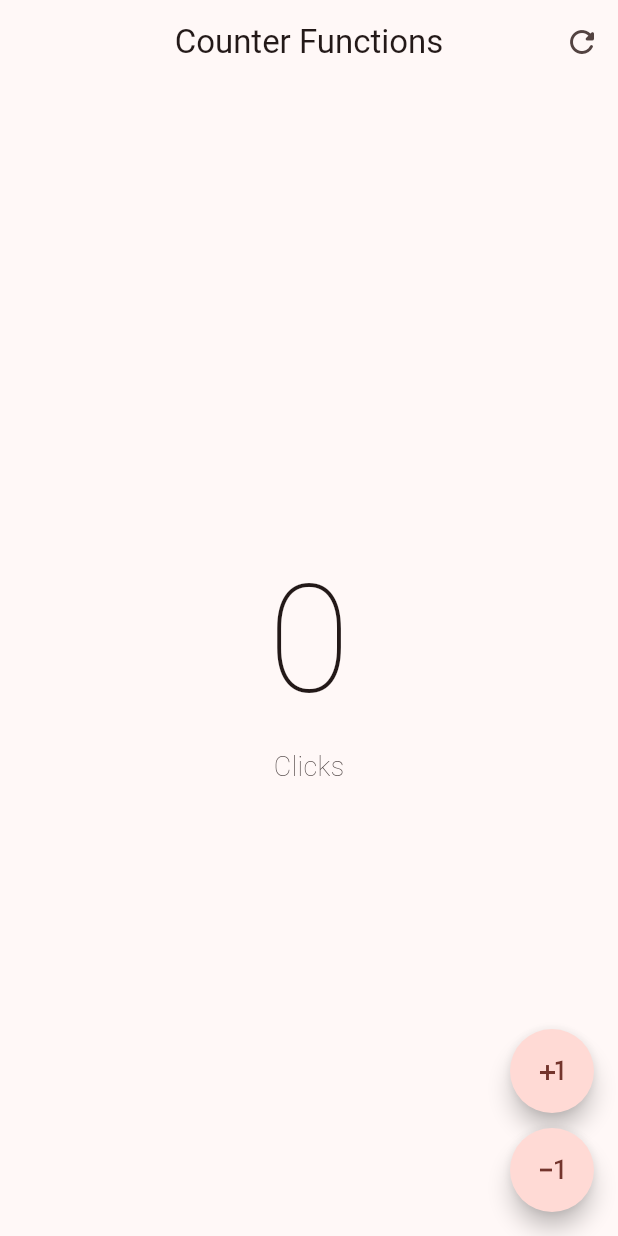
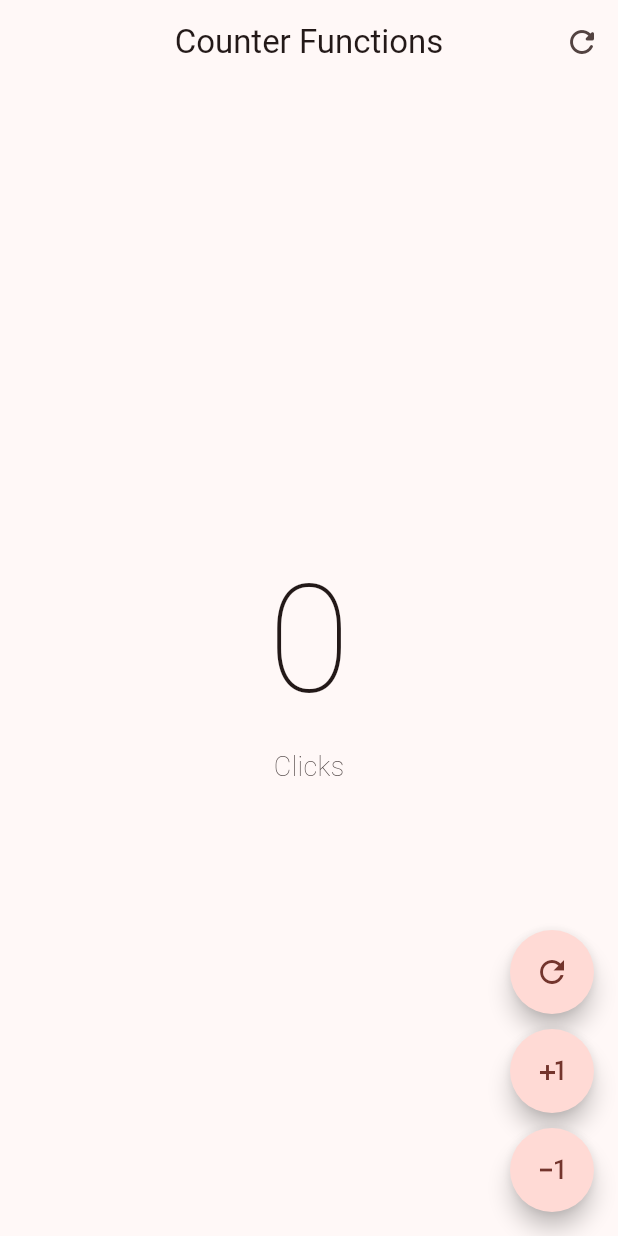
Before and after one commit to AndrexMed/Flutter-Intro, a Flutter app: the screen it shows after launch, on a phone screen of 412 x 824 dp. Run offline on Flutter 3.47's test engine with Material 3 defaults, Android fonts, the phone set to English and light mode, and no system bars.

Commit message:
custom widgets

```diff
--- a/lib/presentation/screens/counter_functions_screen.dart
+++ b/lib/presentation/screens/counter_functions_screen.dart
@@ -40,37 +40,37 @@ class _CounterFunctionsScreenState extends State<CounterFunctionsScreen> {
             ],
           ),
         ),
-        // floatingActionButton: FloatingActionButton(
-        //   onPressed: () {
-        //     setState(() {
-        //       clickCounter++;
-        //     });
-        //   },
-        //   child: const Icon(Icons.plus_one),
-        // ),
-        floatingActionButton: Column(
+        floatingActionButton: const Column(
           mainAxisAlignment: MainAxisAlignment.end,
           children: [
-            FloatingActionButton(
-              shape: const StadiumBorder(),
-              onPressed: () {
-                setState(() {
-                  clickCounter++;
-                });
-              },
-              child: const Icon(Icons.plus_one),
+            CustomButton(
+              icon: Icons.refresh_outlined,
             ),
-            const SizedBox(height: 10),
-            FloatingActionButton(
-              shape: const StadiumBorder(),
-              onPressed: () {
-                setState(() {
-                  clickCounter--;
-                });
-              },
-              child: const Icon(Icons.exposure_minus_1_outlined),
+            SizedBox(height: 10),
+            CustomButton(icon: Icons.plus_one),
+            SizedBox(height: 10),
+            CustomButton(
+              icon: Icons.exposure_minus_1_outlined,
             ),
           ],
         ));
   }
 }
+
+class CustomButton extends StatelessWidget {
+  final IconData icon; //Variable que espera el widget Icon
+
+  const CustomButton({
+    super.key,
+    required this.icon,
+  });
+
+  @override
+  Widget build(BuildContext context) {
+    return FloatingActionButton(
+      shape: const StadiumBorder(),
+      onPressed: () {},
+      child: Icon(icon),
+    );
+  }
+}
```
